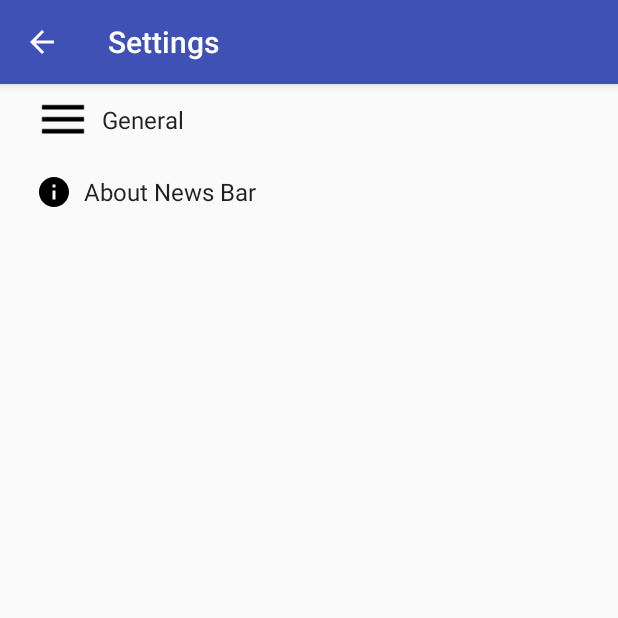
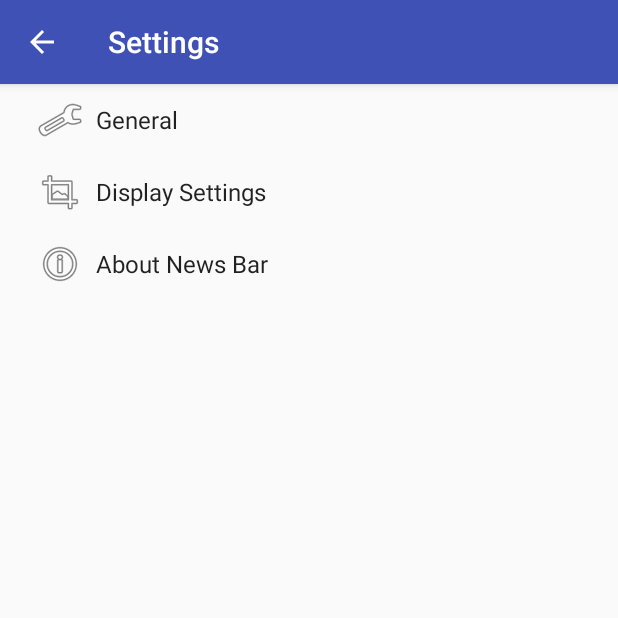
Before and after one commit to zchokri/NewsFeedsBar, an Android app: the SettingsActivity screen opened directly, with no data from a screen before it, on a phone screen of 412 x 824 dp, the top half of it. Run offline under Robolectric (Android 15) with nearby library versions, the phone set to English and light mode, and no system bars.

```diff
--- a/app/src/main/AndroidManifest.xml
+++ b/app/src/main/AndroidManifest.xml
@@ -3,6 +3,7 @@
     package="czdev.newsfeedsbar">
 
     <uses-permission android:name="android.permission.WRITE_EXTERNAL_STORAGE" />
+    <uses-permission android:name="android.permission.ACTION_MANAGE_OVERLAY_PERMISSION" />
     <uses-permission android:name="android.permission.SYSTEM_ALERT_WINDOW" />
     <uses-permission android:name="android.permission.INTERNET" />
 
--- a/app/src/main/res/menu/menu_customiser_screen_shot.xml
+++ b/app/src/main/res/menu/menu_customiser_screen_shot.xml
@@ -5,6 +5,6 @@
     <item
         android:id="@+id/action_settings"
         android:orderInCategory="100"
-        android:title="@string/action_settings"
-        app:showAsAction="never" />
+        android:icon="@drawable/ic_settings"
+        app:showAsAction="always" />
 </menu>
--- a/app/src/main/res/values/strings.xml
+++ b/app/src/main/res/values/strings.xml
@@ -9,8 +9,8 @@
     <!-- Example General settings -->
     <string name="pref_header_general">General</string>
 
-    <string name="pref_title_news_bar">Enable News Bar</string>
-    <string name="pref_description_news_bar">Switch On to enable news bar display </string>
+    <string name="pref_title_news_bar">News Bar Preview</string>
+    <string name="pref_description_news_bar">Switch On to display news bar preview </string>
 
     <string name="pref_title_alawys_display_news_bar">Always Display News Bar</string>
     <string name="pref_description_always_news_bar">Switch On to display News Bar with Screen Lock </string>
@@ -32,12 +32,42 @@
     <string-array name="empty_array"/>
 
 
-    <string name="pref_title_news_bar_display_position">News Bar Display Position</string>
+    <string name="pref_header_display">Display Settings </string>
+
+    <string name="pref_title_news_bar_display_position">Display Position</string>
     <string-array name="pref_news_bar_display_position_list_titles">
         <item>TOP</item>
         <item>BOTTOM</item>
     </string-array>
     <string-array name="pref_news_bar_display_position_list_values">
+        <item>0</item>
+        <item>1</item>
+    </string-array>
+
+    <string name="pref_title_news_bar_display_speed">Speed</string>
+    <string-array name="pref_news_bar_display_speed_list_titles">
+        <item>Very Slow</item>
+        <item>Slow</item>
+        <item>Normal</item>
+        <item>Fast</item>
+        <item>Very Fast</item>
+    </string-array>
+    <string-array name="pref_news_bar_display_speed_list_values">
+        <item>0</item>
+        <item>1</item>
+        <item>2</item>
+        <item>3</item>
+        <item>4</item>
+    </string-array>
+
+
+    <string name="pref_text_style_news_bar" >Select News Text Style </string>
+    <string name="pref_news_text_style"> News Text Style </string>
+    <string-array name="pref_news_text_style_titles">
+        <item>Bold</item>
+        <item>Italic</item>
+    </string-array>
+    <string-array name="pref_news_text_style_values">
         <item>0</item>
         <item>1</item>
     </string-array>
--- /dev/null
+++ b/app/src/main/res/xml/pref_display.xml
@@ -0,0 +1,39 @@
+<PreferenceScreen xmlns:android="http://schemas.android.com/apk/res/android">
+
+    <CheckBoxPreference
+        android:defaultValue="false"
+        android:key="enable_service"
+        android:summary="@string/pref_description_news_bar"
+        android:title="@string/pref_title_news_bar" />
+
+    <ListPreference
+        android:defaultValue="-1"
+        android:entries="@array/pref_news_bar_display_position_list_titles"
+        android:entryValues="@array/pref_news_bar_display_position_list_values"
+        android:key="news_bar_display_position"
+        android:summary="%s"
+        android:negativeButtonText="@null"
+        android:positiveButtonText="@null"
+        android:title="@string/pref_title_news_bar_display_position" />
+
+    <ListPreference
+        android:defaultValue="-1"
+        android:entries="@array/pref_news_bar_display_speed_list_titles"
+        android:entryValues="@array/pref_news_bar_display_speed_list_values"
+        android:key="news_bar_display_speed"
+        android:summary="%s"
+        android:negativeButtonText="@null"
+        android:positiveButtonText="@null"
+        android:title="@string/pref_title_news_bar_display_speed" />
+
+    <MultiSelectListPreference
+        android:dialogTitle="@string/pref_news_text_style"
+        android:key="new_bar_text_style"
+        android:title="@string/pref_news_text_style"
+        android:entries="@array/pref_news_text_style_titles"
+        android:entryValues="@array/pref_news_text_style_values"
+        android:defaultValue="@array/empty_array"
+        android:persistent="true"
+        />
+
+</PreferenceScreen>
--- a/app/src/main/res/xml/pref_general.xml
+++ b/app/src/main/res/xml/pref_general.xml
@@ -1,9 +1,4 @@
 <PreferenceScreen xmlns:android="http://schemas.android.com/apk/res/android">
-    <CheckBoxPreference
-        android:defaultValue="false"
-        android:key="enable_service"
-        android:summary="@string/pref_description_news_bar"
-        android:title="@string/pref_title_news_bar" />
 
     <ListPreference
         android:defaultValue="-1"
@@ -36,13 +31,4 @@
         android:positiveButtonText="@null"
         android:title="@string/pref_title_refresh_news_delay" />
 
-    <ListPreference
-        android:defaultValue="-1"
-        android:entries="@array/pref_news_bar_display_position_list_titles"
-        android:entryValues="@array/pref_news_bar_display_position_list_values"
-        android:key="news_bar_display_position"
-        android:summary="%s"
-        android:negativeButtonText="@null"
-        android:positiveButtonText="@null"
-        android:title="@string/pref_title_news_bar_display_position" />
 </PreferenceScreen>
--- a/app/src/main/res/xml/pref_headers.xml
+++ b/app/src/main/res/xml/pref_headers.xml
@@ -4,12 +4,17 @@
 
     <header
         android:fragment="czdev.newsfeedsbar.SettingsActivity$GeneralPreferenceFragment"
-        android:icon="@drawable/ic_menu_black_24dp"
+        android:icon="@android:drawable/ic_menu_manage"
         android:title="@string/pref_header_general" />
 
     <header
+        android:fragment="czdev.newsfeedsbar.SettingsActivity$DisplayPreferenceFragment"
+        android:icon="@android:drawable/ic_menu_crop"
+        android:title="@string/pref_header_display" />
+
+    <header
         android:fragment="czdev.newsfeedsbar.SettingsActivity$AboutPreferenceFragment"
-        android:icon="@drawable/ic_info_black_24dp"
+        android:icon="@android:drawable/ic_menu_info_details"
         android:title="@string/pref_title_about" />
 
 </preference-headers>
```
Also changed, not shown: app/src/main/java/czdev/newsfeedsbar/MyService.java (+35 -11 lines), app/src/main/java/czdev/newsfeedsbar/NewsFeedsBar.java (+12 -9 lines), app/src/main/java/czdev/newsfeedsbar/SettingsActivity.java (+41 -4 lines), app/src/main/java/czdev/newsfeedsbar/SplashScreen.java (+53 -5 lines), app/src/main/res/layout/content_news_feeds_bar.xml (+9 -7 lines), gradle.properties (+10 -9 lines), app/src/main/res/mipmap-hdpi/ic_launcher.png, app/src/main/res/mipmap-mdpi/ic_launcher.png, app/src/main/res/mipmap-xhdpi/ic_launcher.png, app/src/main/res/mipmap-xxhdpi/ic_launcher.png, app/src/main/res/mipmap-xxxhdpi/ic_launcher.png.
